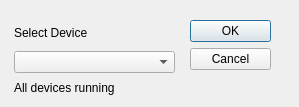
The window that dialogeject.ui (cyclothunder/isoMultiCreator) describes before a commit, drawn with Qt 5.
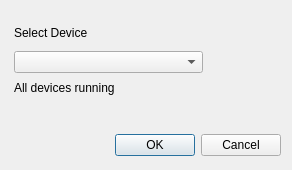
The same window after the commit.

Diff of the .ui file:
```diff
--- a/dialogeject.ui
+++ b/dialogeject.ui
@@ -9,8 +9,8 @@
    <rect>
     <x>0</x>
     <y>0</y>
-    <width>299</width>
-    <height>107</height>
+    <width>292</width>
+    <height>170</height>
    </rect>
   </property>
   <property name="windowTitle">
@@ -22,14 +22,14 @@
   <widget class="QDialogButtonBox" name="buttonBox">
    <property name="geometry">
     <rect>
-     <x>190</x>
-     <y>20</y>
-     <width>81</width>
-     <height>71</height>
+     <x>100</x>
+     <y>130</y>
+     <width>181</width>
+     <height>31</height>
     </rect>
    </property>
    <property name="orientation">
-    <enum>Qt::Vertical</enum>
+    <enum>Qt::Horizontal</enum>
    </property>
    <property name="standardButtons">
     <set>QDialogButtonBox::Cancel|QDialogButtonBox::Ok</set>
@@ -40,7 +40,7 @@
     <rect>
      <x>14</x>
      <y>79</y>
-     <width>129</width>
+     <width>221</width>
      <height>17</height>
     </rect>
    </property>
@@ -48,12 +48,12 @@
     <string>All devices running</string>
    </property>
   </widget>
-  <widget class="QWidget" name="">
+  <widget class="QWidget" name="layoutWidget">
    <property name="geometry">
     <rect>
      <x>14</x>
      <y>21</y>
-     <width>161</width>
+     <width>189</width>
      <height>52</height>
     </rect>
    </property>
@@ -66,7 +66,14 @@
      </widget>
     </item>
     <item>
-     <widget class="QComboBox" name="comboBoxEject"/>
+     <widget class="QComboBox" name="comboBoxEject">
+      <property name="minimumSize">
+       <size>
+        <width>187</width>
+        <height>0</height>
+       </size>
+      </property>
+     </widget>
     </item>
    </layout>
   </widget>
```
